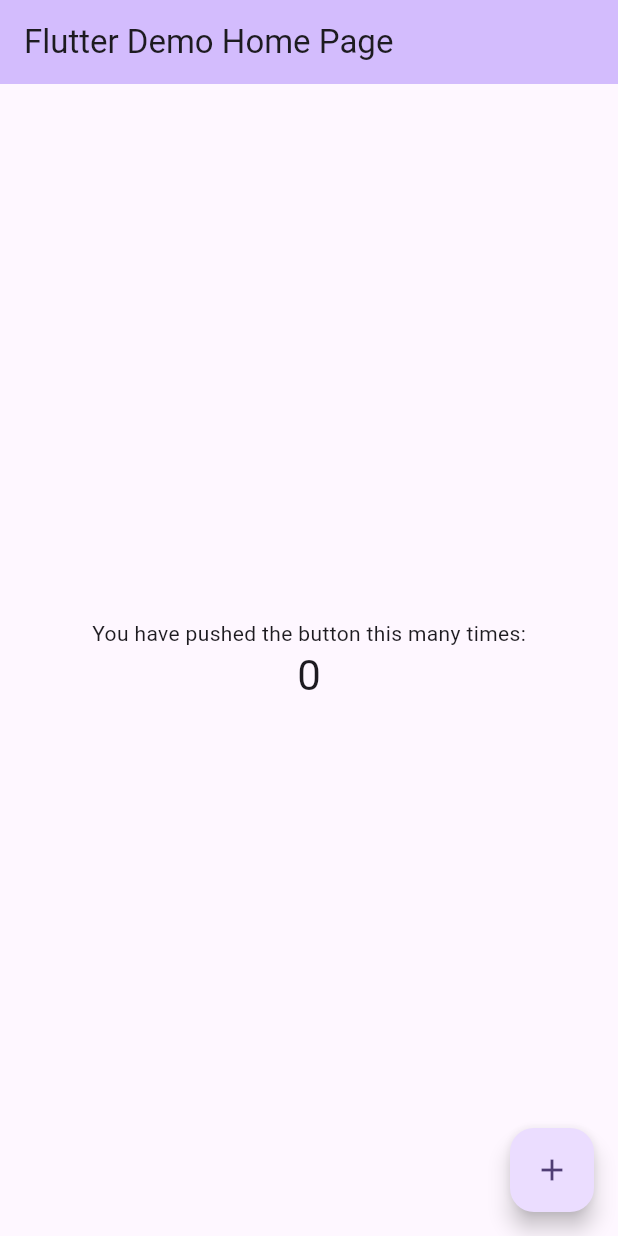
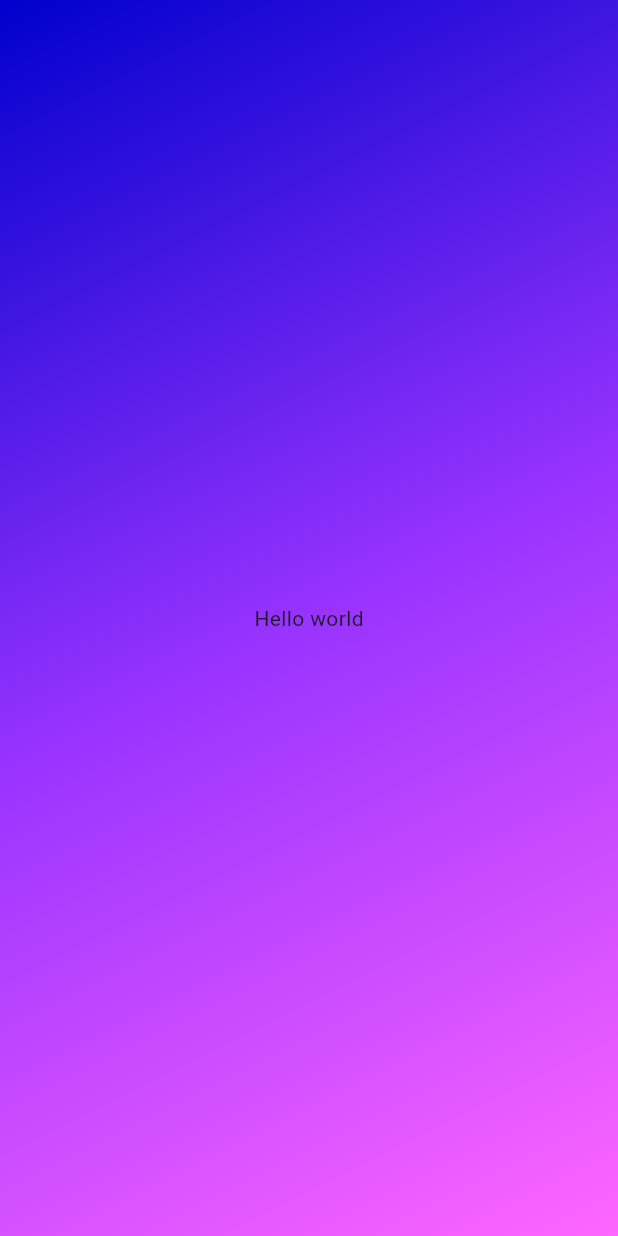
Before and after one commit to madurasinghekldp/Flutter01, a Flutter app: the screen it shows after launch, on a phone screen of 412 x 824 dp. Run offline on Flutter 3.47's test engine with Material 3 defaults, Android fonts, the phone set to English and light mode, and no system bars.

Commit message:
first commit

```diff
--- a/lib/main.dart
+++ b/lib/main.dart
@@ -1,125 +1,22 @@
 import 'package:flutter/material.dart';
 
 void main() {
-  runApp(const MyApp());
-}
-
-class MyApp extends StatelessWidget {
-  const MyApp({super.key});
-
-  // This widget is the root of your application.
-  @override
-  Widget build(BuildContext context) {
-    return MaterialApp(
-      title: 'Flutter Demo',
-      theme: ThemeData(
-        // This is the theme of your application.
-        //
-        // TRY THIS: Try running your application with "flutter run". You'll see
-        // the application has a purple toolbar. Then, without quitting the app,
-        // try changing the seedColor in the colorScheme below to Colors.green
-        // and then invoke "hot reload" (save your changes or press the "hot
-        // reload" button in a Flutter-supported IDE, or press "r" if you used
-        // the command line to start the app).
-        //
-        // Notice that the counter didn't reset back to zero; the application
-        // state is not lost during the reload. To reset the state, use hot
-        // restart instead.
-        //
-        // This works for code too, not just values: Most code changes can be
-        // tested with just a hot reload.
-        colorScheme: ColorScheme.fromSeed(seedColor: Colors.deepPurple),
-        useMaterial3: true,
-      ),
-      home: const MyHomePage(title: 'Flutter Demo Home Page'),
-    );
-  }
-}
-
-class MyHomePage extends StatefulWidget {
-  const MyHomePage({super.key, required this.title});
-
-  // This widget is the home page of your application. It is stateful, meaning
-  // that it has a State object (defined below) that contains fields that affect
-  // how it looks.
-
-  // This class is the configuration for the state. It holds the values (in this
-  // case the title) provided by the parent (in this case the App widget) and
-  // used by the build method of the State. Fields in a Widget subclass are
-  // always marked "final".
-
-  final String title;
-
-  @override
-  State<MyHomePage> createState() => _MyHomePageState();
-}
-
-class _MyHomePageState extends State<MyHomePage> {
-  int _counter = 0;
-
-  void _incrementCounter() {
-    setState(() {
-      // This call to setState tells the Flutter framework that something has
-      // changed in this State, which causes it to rerun the build method below
-      // so that the display can reflect the updated values. If we changed
-      // _counter without calling setState(), then the build method would not be
-      // called again, and so nothing would appear to happen.
-      _counter++;
-    });
-  }
-
-  @override
-  Widget build(BuildContext context) {
-    // This method is rerun every time setState is called, for instance as done
-    // by the _incrementCounter method above.
-    //
-    // The Flutter framework has been optimized to make rerunning build methods
-    // fast, so that you can just rebuild anything that needs updating rather
-    // than having to individually change instances of widgets.
-    return Scaffold(
-      appBar: AppBar(
-        // TRY THIS: Try changing the color here to a specific color (to
-        // Colors.amber, perhaps?) and trigger a hot reload to see the AppBar
-        // change color while the other colors stay the same.
-        backgroundColor: Theme.of(context).colorScheme.inversePrimary,
-        // Here we take the value from the MyHomePage object that was created by
-        // the App.build method, and use it to set our appbar title.
-        title: Text(widget.title),
-      ),
-      body: Center(
-        // Center is a layout widget. It takes a single child and positions it
-        // in the middle of the parent.
-        child: Column(
-          // Column is also a layout widget. It takes a list of children and
-          // arranges them vertically. By default, it sizes itself to fit its
-          // children horizontally, and tries to be as tall as its parent.
-          //
-          // Column has various properties to control how it sizes itself and
-          // how it positions its children. Here we use mainAxisAlignment to
-          // center the children vertically; the main axis here is the vertical
-          // axis because Columns are vertical (the cross axis would be
-          // horizontal).
-          //
-          // TRY THIS: Invoke "debug painting" (choose the "Toggle Debug Paint"
-          // action in the IDE, or press "p" in the console), to see the
-          // wireframe for each widget.
-          mainAxisAlignment: MainAxisAlignment.center,
-          children: <Widget>[
-            const Text(
-              'You have pushed the button this many times:',
-            ),
-            Text(
-              '$_counter',
-              style: Theme.of(context).textTheme.headlineMedium,
-            ),
-          ],
+  runApp(
+    MaterialApp(
+      home: Scaffold(
+        body: Container(
+          decoration: BoxDecoration(
+            gradient: LinearGradient(colors: [
+              Color.fromARGB(255, 0, 0, 204),
+              Color.fromARGB(255, 153, 51, 255),
+              Color.fromARGB(255, 255, 102, 255)
+            ], begin: Alignment.topLeft, end: Alignment.bottomRight),
+          ),
+          child: const Center(
+            child: Text('Hello world'),
+          ),
         ),
       ),
-      floatingActionButton: FloatingActionButton(
-        onPressed: _incrementCounter,
-        tooltip: 'Increment',
-        child: const Icon(Icons.add),
-      ), // This trailing comma makes auto-formatting nicer for build methods.
-    );
-  }
+    ),
+  );
 }
```
